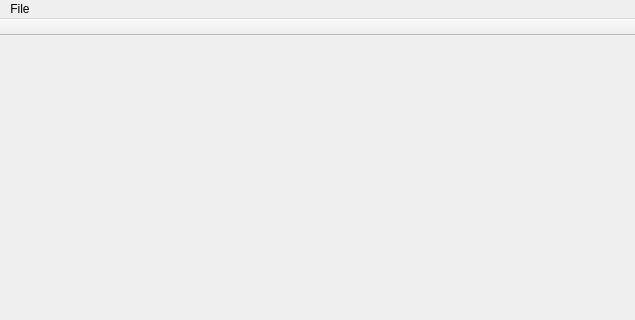
First picture: the form in mainwindow.ui, repository tom3q/file-dragon, before the edit; both pictures show x 0 to 635 and y 0 to 320 of the 635 by 545 pixel window.
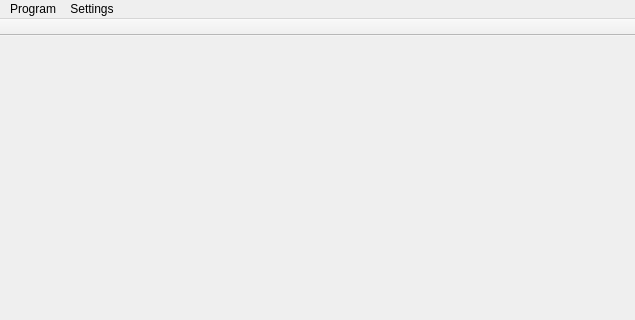
Second picture: the form after the edit.

What changed in the file:
```diff
--- a/mainwindow.ui
+++ b/mainwindow.ui
@@ -27,11 +27,18 @@
    </property>
    <widget class="QMenu" name="menuPlik">
     <property name="title">
-     <string>File</string>
+     <string>Program</string>
     </property>
     <addaction name="actionExit"/>
    </widget>
+   <widget class="QMenu" name="menuSettings">
+    <property name="title">
+     <string>Settings</string>
+    </property>
+    <addaction name="actionFilters"/>
+   </widget>
    <addaction name="menuPlik"/>
+   <addaction name="menuSettings"/>
   </widget>
   <widget class="QStatusBar" name="statusBar"/>
   <widget class="QToolBar" name="mainToolBar">
```
Left out of the diff: 5 changed lines with no effect on the pictures.
